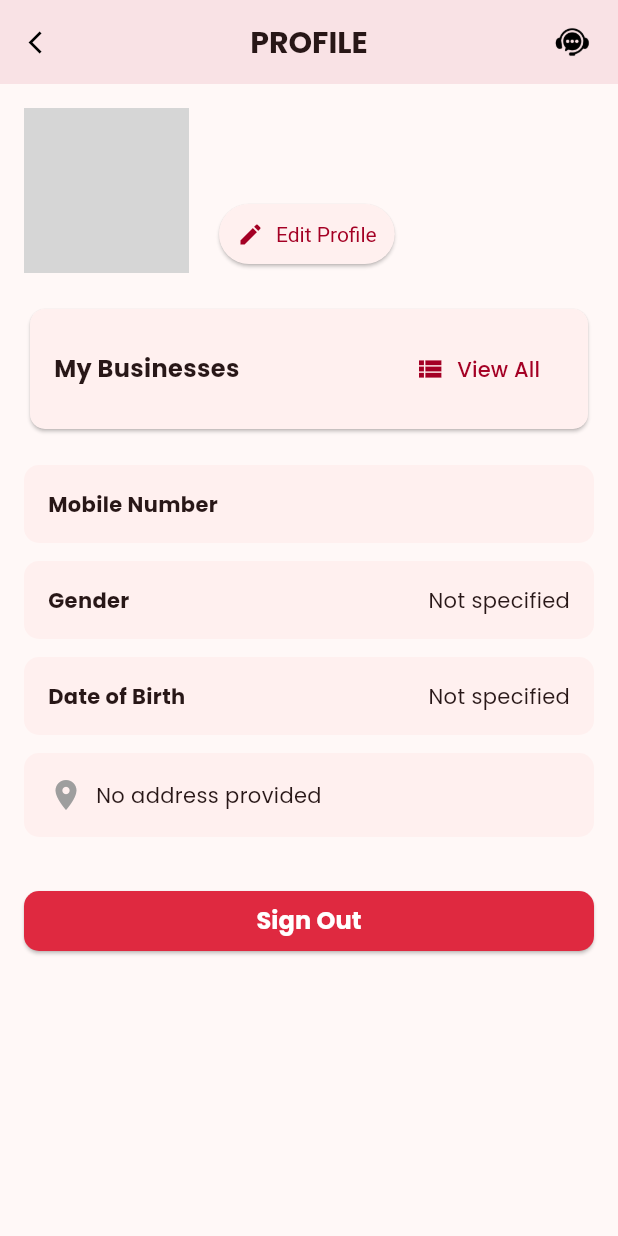
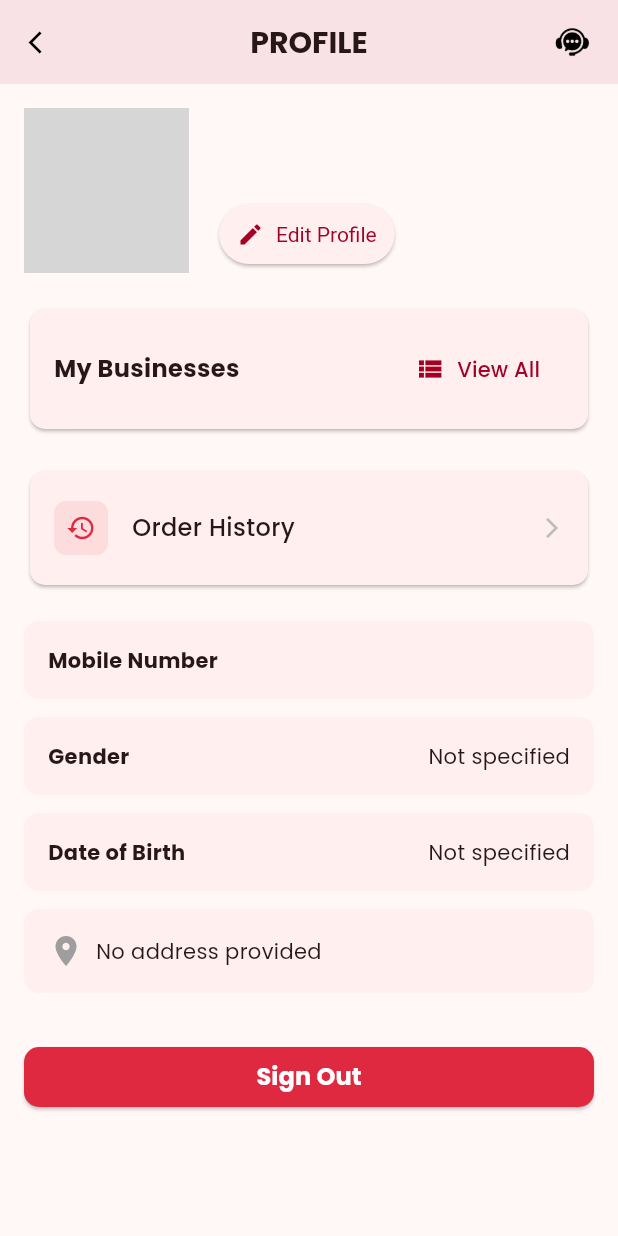
Before and after one commit to yogeshj0303/etiop-app, a Flutter app: the UserProfileScreen screen opened directly, on a phone screen of 412 x 824 dp. Run offline on Flutter 3.47's test engine with Material 3 defaults, Android fonts, the phone set to English and light mode, and no system bars; our stand-ins replace carousel_slider, flutter_widget_from_html, google_fonts, image_picker, shared_preferences; missing offline and left inert: razorpay_flutter; accounts and stored records are empty; network calls fail; grey boxes are pictures that could not be loaded.

Commit message:
14 april

```diff
--- a/lib/main.dart
+++ b/lib/main.dart
@@ -26,8 +26,8 @@ class MyApp extends StatelessWidget {
       home: const SplashScreen(),
       routes: {
         '/subcategory': (context) => SubcategoryScreen(
-          category: ModalRoute.of(context)!.settings.arguments as Map<String, dynamic>
-        ),
+            category: ModalRoute.of(context)!.settings.arguments
+                as Map<String, dynamic>),
       },
       navigatorKey: PaymentService.navigatorKey,
     );
--- a/lib/screens/user_profile.dart
+++ b/lib/screens/user_profile.dart
@@ -11,6 +11,7 @@ import '../widgets/shop_form.dart';
 import 'login_screen.dart';
 import 'main_screen.dart';
 import 'edit_profile_screen.dart';
+import 'order_history_screen.dart';
 
 class UserProfileScreen extends StatefulWidget {
   const UserProfileScreen({super.key});
@@ -98,13 +99,12 @@ class _UserProfileScreenState extends State<UserProfileScreen> {
           }
         }
       });
-      print('Loaded user data: firstName=$firstName, lastName=$lastName, email=$email, mobile=$mobileNumber'); // Debug print
+      print(
+          'Loaded user data: firstName=$firstName, lastName=$lastName, email=$email, mobile=$mobileNumber'); // Debug print
     } catch (e) {
       print('Error loading user data: $e');
     }
   }
-
-
 
   Future<void> _handleMyBusinessesClick() async {
     SharedPreferences prefs = await SharedPreferences.getInstance();
@@ -137,7 +137,8 @@ class _UserProfileScreenState extends State<UserProfileScreen> {
   Future<void> _fetchShops(String userId) async {
     try {
       var response = await http.get(
-        Uri.parse('https://etiop.acttconnect.com/api/requirements-get-byowner/$userId'),
+        Uri.parse(
+            'https://etiop.acttconnect.com/api/requirements-get-byowner/$userId'),
       );
 
       if (response.statusCode == 200 || response.statusCode == 201) {
@@ -322,8 +323,11 @@ class _UserProfileScreenState extends State<UserProfileScreen> {
                     CircleAvatar(
                       radius: 55,
                       backgroundImage: avatar.isNotEmpty
-                          ? NetworkImage('https://etiop.acttconnect.com/$avatar')
-                          : const AssetImage('assets/images/profile_placeholder.png') as ImageProvider,
+                          ? NetworkImage(
+                              'https://etiop.acttconnect.com/$avatar')
+                          : const AssetImage(
+                                  'assets/images/profile_placeholder.png')
+                              as ImageProvider,
                     ),
                   ],
                 ),
@@ -364,7 +368,9 @@ class _UserProfileScreenState extends State<UserProfileScreen> {
                                   'address': address,
                                   'state': state ?? '',
                                   'district': district ?? '',
-                                  'category_name': shops.isNotEmpty ? shops[0].categoryName ?? '' : '',
+                                  'category_name': shops.isNotEmpty
+                                      ? shops[0].categoryName ?? ''
+                                      : '',
                                 },
                               ),
                             ),
@@ -377,7 +383,8 @@ class _UserProfileScreenState extends State<UserProfileScreen> {
                         icon: const Icon(Icons.edit, size: 18),
                         label: const Text('Edit Profile'),
                         style: ElevatedButton.styleFrom(
-                          padding: const EdgeInsets.symmetric(horizontal: 12, vertical: 8),
+                          padding: const EdgeInsets.symmetric(
+                              horizontal: 12, vertical: 8),
                           textStyle: const TextStyle(fontSize: 14),
                         ),
                       ),
@@ -425,6 +432,58 @@ class _UserProfileScreenState extends State<UserProfileScreen> {
               ),
             ),
             const SizedBox(height: 20),
+            Card(
+              elevation: 1,
+              shape: RoundedRectangleBorder(
+                borderRadius: BorderRadius.circular(10),
+              ),
+              child: InkWell(
+                onTap: () {
+                  Navigator.push(
+                    context,
+                    MaterialPageRoute(
+                      builder: (context) => const OrderHistoryScreen(),
+                    ),
+                  );
+                },
+                borderRadius: BorderRadius.circular(10),
+                child: Padding(
+                  padding:
+                      const EdgeInsets.symmetric(horizontal: 16, vertical: 20),
+                  child: Row(
+                    children: [
+                      Container(
+                        padding: const EdgeInsets.all(8),
+                        decoration: BoxDecoration(
+                          color: Color(4292815168).withOpacity(0.1),
+                          borderRadius: BorderRadius.circular(8),
+                        ),
+                        child: Icon(
+                          Icons.history,
+                          color: Color(4292815168),
+                          size: 20,
+                        ),
+                      ),
+                      const SizedBox(width: 16),
+                      const Text(
+                        'Order History',
+                        style: TextStyle(
+                          fontSize: 16,
+                          fontWeight: FontWeight.w500,
+                        ),
+                      ),
+                      const Spacer(),
+                      Icon(
+                        Icons.arrow_forward_ios,
+                        color: Colors.grey[400],
+                        size: 16,
+                      ),
+                    ],
+                  ),
+                ),
+              ),
+            ),
+            const SizedBox(height: 20),
             // Profile Info Sections
             _buildProfileInfoSection("Mobile Number", mobileNumber),
             _buildProfileInfoSection("Gender", gender),
@@ -454,6 +513,8 @@ class _UserProfileScreenState extends State<UserProfileScreen> {
               ),
             ),
             const SizedBox(height: 20),
+            // Order History Section
+
             // Sign Out Button
             SizedBox(
               width: double.infinity,
```
Also changed, not shown: lib/screens/home_screen.dart (+15 -6 lines), lib/screens/main_screen.dart (+4 -3 lines), lib/screens/order_history_screen.dart (added, +286 -0 lines), lib/screens/privacy_policy_screen.dart (+9 -7 lines), lib/services/payment_service.dart (+38 -21 lines), assets/images/no_orders.jpg (added), 1 other file.
